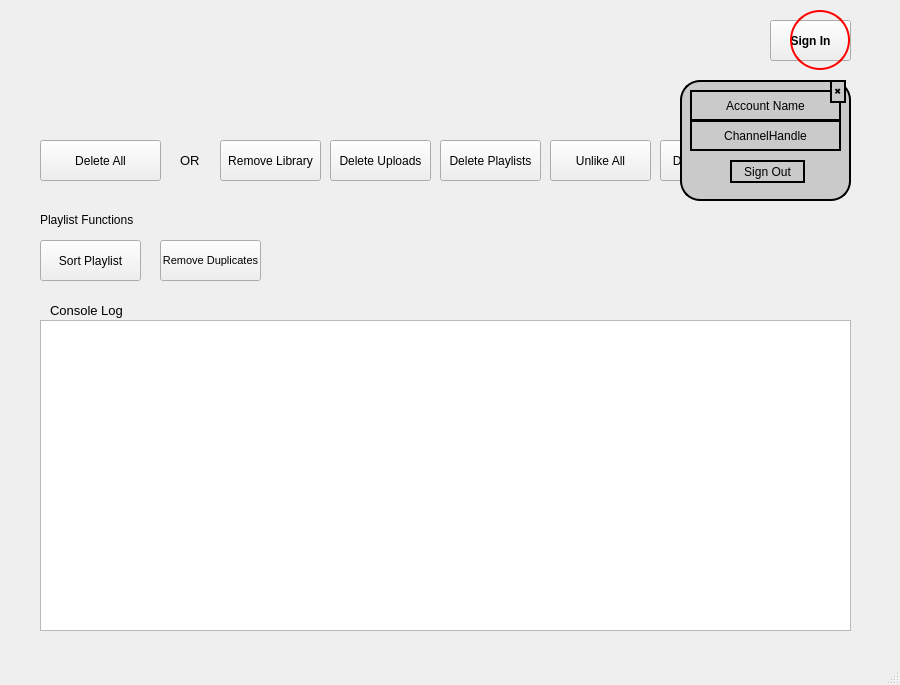
Qt form gui/src/main/resources/main_window.ui (apastel/ytmusic-deleter) before a commit.
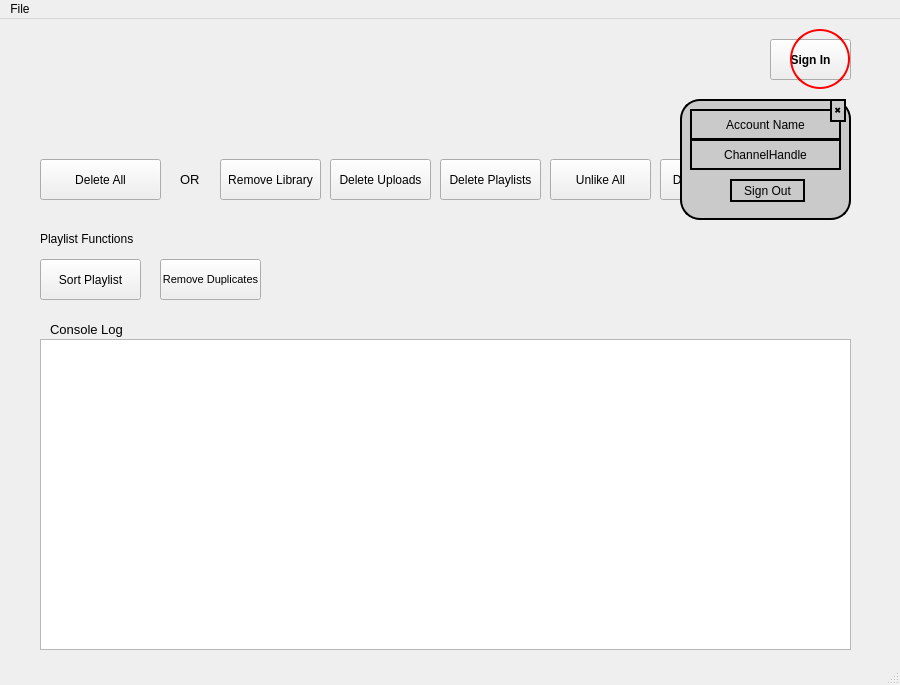
The same form after that commit.

Commit message: add preferences dialog

```diff
--- a/gui/src/main/resources/main_window.ui
+++ b/gui/src/main/resources/main_window.ui
@@ -391,6 +391,13 @@
      <height>21</height>
     </rect>
    </property>
+   <widget class="QMenu" name="menuSettings">
+    <property name="title">
+     <string>File</string>
+    </property>
+    <addaction name="actionPreferences"/>
+   </widget>
+   <addaction name="menuSettings"/>
   </widget>
   <widget class="QStatusBar" name="statusbar"/>
  </widget>
```
Left out of the diff: 5 changed lines with no effect on the pictures. The commit also changes 1 other file.
